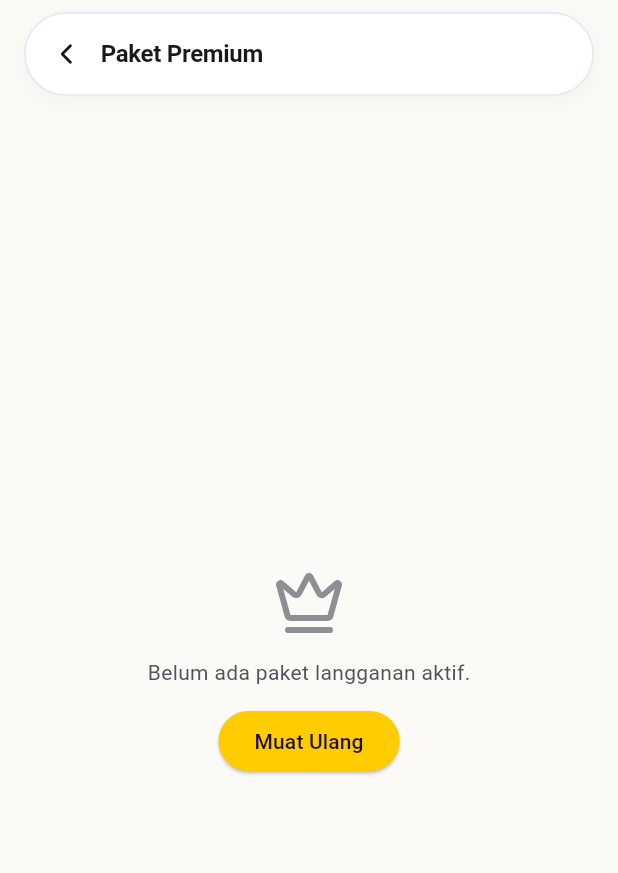
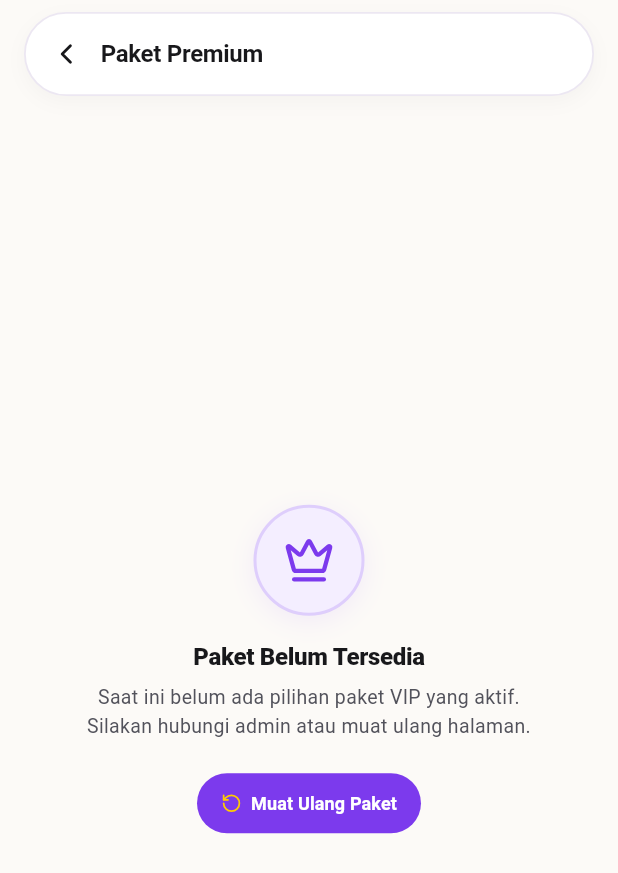
Before and after one commit to ardhikaxx/humora-mobile, a Flutter app: the SubscriptionPlansScreen screen opened directly, on a phone screen of 412 x 824 dp. Shown: the top 873 px of the screen. Run offline on Flutter 3.47's test engine with Material 3 defaults, Android fonts, the phone set to English and light mode, and no system bars; our stand-ins replace cached_network_image, dio, flutter_secure_storage, image_picker, lucide_icons_flutter, shared_preferences and 1 more; accounts and stored records are empty; network calls fail; Roboto replaces fonts that are missing (Plus Jakarta Sans).

Commit message:
feat: penambahan tampilan kosong pada paket langganan

```diff
--- a/lib/screens/subscription/subscription_plans_screen.dart
+++ b/lib/screens/subscription/subscription_plans_screen.dart
@@ -5,6 +5,7 @@ import '../../core/theme/app_colors.dart';
 import '../../data/models/subscription_plan_model.dart';
 import '../../providers/subscription_provider.dart';
 import '../../widgets/custom_pill_app_bar.dart';
+import '../../widgets/humora_empty_state.dart';
 import 'checkout_screen.dart';
 
 class SubscriptionPlansScreen extends StatefulWidget {
@@ -52,27 +53,13 @@ class _SubscriptionPlansScreenState extends State<SubscriptionPlansScreen> {
                 onBackTap: () => Navigator.of(context).pop(),
               ),
               Expanded(
-                child: Center(
-                  child: Column(
-                    mainAxisSize: MainAxisSize.min,
-                    children: [
-                      const Icon(LucideIcons.crown, size: 48, color: AppColors.textMuted),
-                      const SizedBox(height: 12),
-                      const Text(
-                        'Belum ada paket langganan aktif.',
-                        style: TextStyle(color: AppColors.textSecondary, fontSize: 14),
-                      ),
-                      const SizedBox(height: 12),
-                      ElevatedButton(
-                        onPressed: () => context.read<SubscriptionProvider>().fetchPlans(),
-                        style: ElevatedButton.styleFrom(
-                          backgroundColor: AppColors.primaryYellow,
-                          foregroundColor: AppColors.primaryDark,
-                        ),
-                        child: const Text('Muat Ulang'),
-                      ),
-                    ],
-                  ),
+                child: HumoraEmptyState(
+                  icon: LucideIcons.crown,
+                  title: 'Paket Belum Tersedia',
+                  subtitle: 'Saat ini belum ada pilihan paket VIP yang aktif. Silakan hubungi admin atau muat ulang halaman.',
+                  buttonText: 'Muat Ulang Paket',
+                  buttonIcon: LucideIcons.rotateCcw,
+                  onButtonPressed: () => context.read<SubscriptionProvider>().fetchPlans(),
                 ),
               ),
             ],
```
